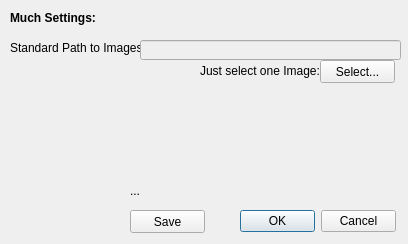
Before: the Qt Designer form StreptoDB/SettingsDialog.ui in alexjanssen/StreptoDB, drawn with Qt 5.
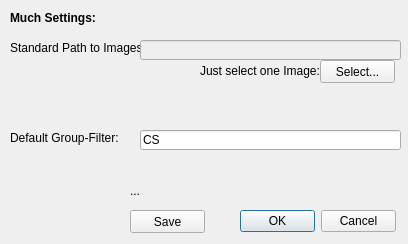
After: the same form once the commit is applied.

What changed in the file:
```diff
--- a/StreptoDB/SettingsDialog.ui
+++ b/StreptoDB/SettingsDialog.ui
@@ -126,6 +126,35 @@
     <string>...</string>
    </property>
   </widget>
+  <widget class="QLineEdit" name="lineEdit_filt">
+   <property name="enabled">
+    <bool>true</bool>
+   </property>
+   <property name="geometry">
+    <rect>
+     <x>140</x>
+     <y>130</y>
+     <width>261</width>
+     <height>20</height>
+    </rect>
+   </property>
+   <property name="text">
+    <string>CS</string>
+   </property>
+  </widget>
+  <widget class="QLabel" name="label_4">
+   <property name="geometry">
+    <rect>
+     <x>10</x>
+     <y>130</y>
+     <width>131</width>
+     <height>16</height>
+    </rect>
+   </property>
+   <property name="text">
+    <string>Default Group-Filter:</string>
+   </property>
+  </widget>
  </widget>
  <resources/>
  <connections>
```
